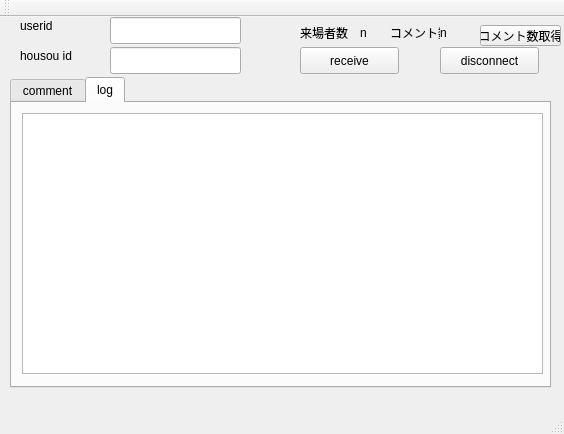
diginatu/Viqo, file mainwindow.ui: the form before one commit.
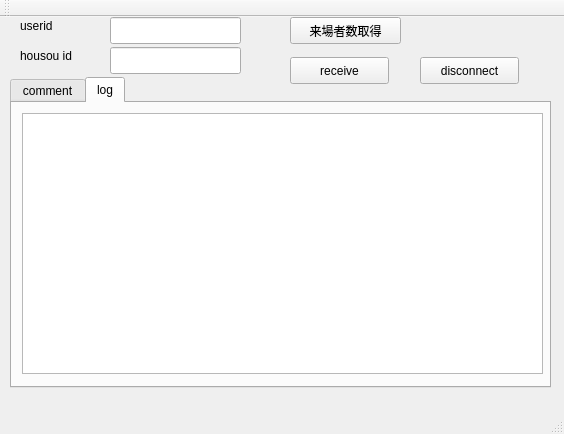
The form after the commit. The open tabs and pages were chosen to show the change.

Commit message: watch count to statusbar

The edit to the form file:
```diff
--- a/mainwindow.ui
+++ b/mainwindow.ui
@@ -17,8 +17,8 @@
    <widget class="QPushButton" name="pushButton">
     <property name="geometry">
      <rect>
-      <x>300</x>
-      <y>30</y>
+      <x>290</x>
+      <y>40</y>
       <width>99</width>
       <height>27</height>
      </rect>
@@ -157,76 +157,24 @@
      </widget>
     </widget>
    </widget>
-   <widget class="QLabel" name="label_3">
-    <property name="geometry">
-     <rect>
-      <x>300</x>
-      <y>10</y>
-      <width>50</width>
-      <height>12</height>
-     </rect>
-    </property>
-    <property name="text">
-     <string>来場者数</string>
-    </property>
-   </widget>
-   <widget class="QLabel" name="watch_count_label">
-    <property name="geometry">
-     <rect>
-      <x>360</x>
-      <y>10</y>
-      <width>50</width>
-      <height>12</height>
-     </rect>
-    </property>
-    <property name="text">
-     <string>n</string>
-    </property>
-   </widget>
    <widget class="QPushButton" name="pushButton_2">
     <property name="geometry">
      <rect>
-      <x>480</x>
-      <y>8</y>
-      <width>81</width>
-      <height>21</height>
+      <x>290</x>
+      <y>0</y>
+      <width>111</width>
+      <height>27</height>
      </rect>
     </property>
     <property name="text">
-     <string>コメント数取得</string>
+     <string>来場者数取得</string>
     </property>
    </widget>
-   <widget class="QLabel" name="label_4">
-    <property name="geometry">
-     <rect>
-      <x>390</x>
-      <y>10</y>
-      <width>50</width>
-      <height>12</height>
-     </rect>
-    </property>
-    <property name="text">
-     <string>コメント数</string>
-    </property>
-   </widget>
-   <widget class="QLabel" name="comment_count_label">
-    <property name="geometry">
-     <rect>
-      <x>440</x>
-      <y>10</y>
-      <width>50</width>
-      <height>12</height>
-     </rect>
-    </property>
-    <property name="text">
-     <string>n</string>
-    </property>
-    </widget>
    <widget class="QPushButton" name="disconnect">
     <property name="geometry">
      <rect>
-      <x>440</x>
-      <y>30</y>
+      <x>420</x>
+      <y>40</y>
       <width>99</width>
       <height>27</height>
      </rect>
```
Left out of the diff: 9 changed lines with no effect on the pictures. The commit also changes 2 other files.
